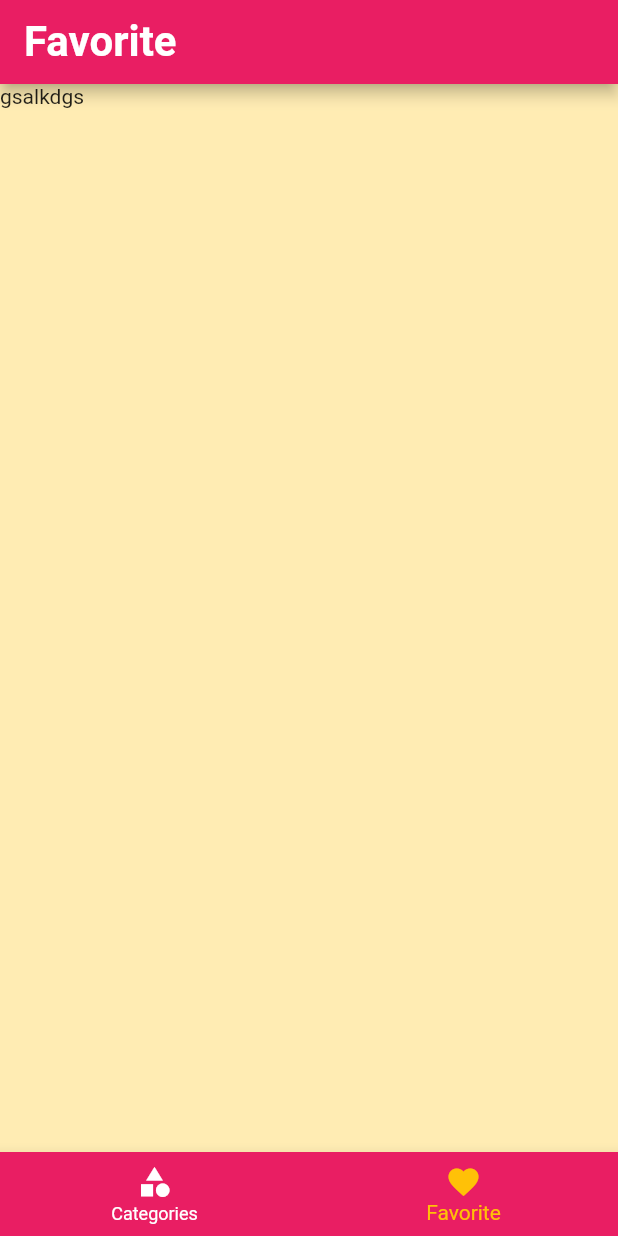
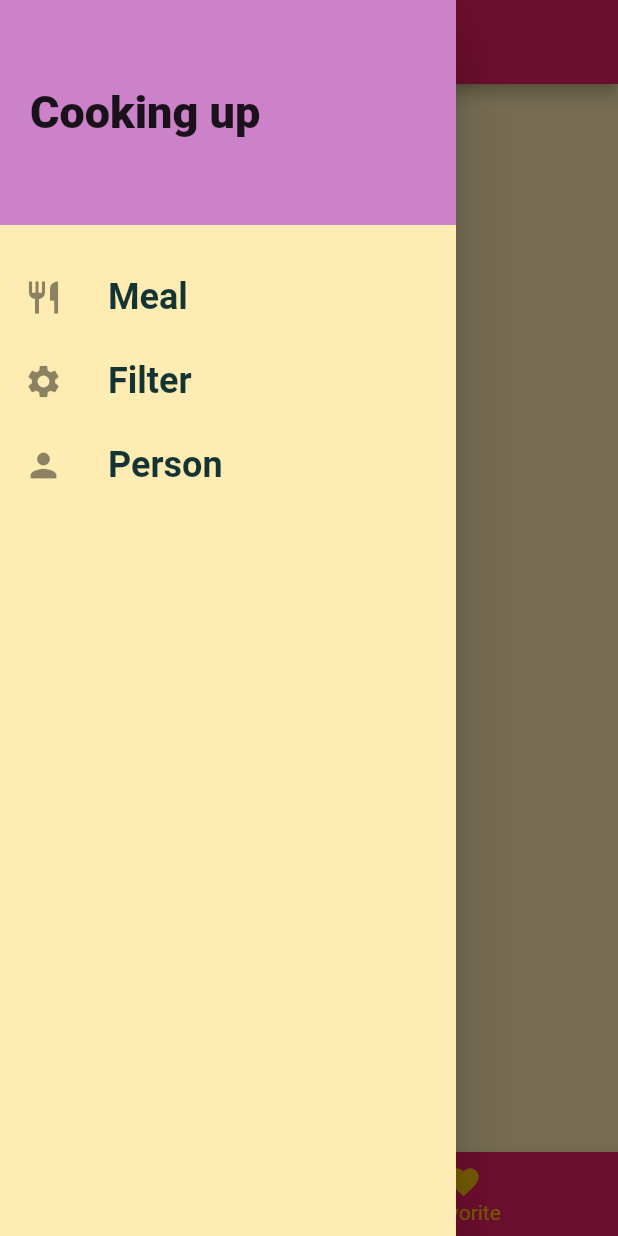
Before and after one commit to kairatkubat/udemy2, a Flutter app: the screen it shows after launch, with the side drawer open (before the commit the screen has no drawer), on a phone screen of 412 x 824 dp. Run offline on Flutter 3.47's test engine with Material 2 defaults, Android fonts, the phone set to English and light mode, and no system bars.

Commit message:
adding drawer to app

```diff
--- a/lib/screen/tab_screen.dart
+++ b/lib/screen/tab_screen.dart
@@ -1,4 +1,5 @@
 import 'package:flutter/material.dart';
+import 'package:udemy2/widgets/main_drawer.dart';
 
 import 'categories_screen.dart';
 import 'favorite_screen.dart';
@@ -26,8 +27,9 @@ class _TabScreenState extends State<TabScreen> {
   Widget build(BuildContext context) {
     return Scaffold(
      appBar: AppBar(
-      title: Text(_pages[selectedPageIndex]['title'] as String),
+      title: Text(_pages[selectedPageIndex]['title'] as String, textAlign: TextAlign.center,),
      ),
+     drawer: MainDrawer(),
       body:  _pages[selectedPageIndex]['page'] as Widget,
       bottomNavigationBar:  BottomNavigationBar(
         unselectedItemColor: Colors.white,
--- /dev/null
+++ b/lib/widgets/main_drawer.dart
@@ -0,0 +1,40 @@
+import 'package:flutter/material.dart';
+
+class MainDrawer extends StatelessWidget {
+
+  Widget buildListTile(String title, IconData icon){
+    return  ListTile(
+          leading:   Icon(icon, size: 26),
+          title:  Text(title, style: TextStyle( fontSize: 24, fontWeight: FontWeight.bold),
+          ),
+          onLongPress: () {
+
+          },
+        );
+  }
+  const MainDrawer({super.key});
+
+  @override
+  Widget build(BuildContext context) {
+    return Drawer(
+      child: Column(children: [
+        Container(
+          height: 150,
+          width: double.infinity,
+          padding: EdgeInsets.all(20),
+          color: Theme.of(context).secondaryHeaderColor,
+          alignment: Alignment.centerLeft,
+          child: const Text("Cooking up", style: TextStyle(
+            fontWeight: FontWeight.w900,
+            fontSize: 30
+          )
+          ),
+        ),
+        const SizedBox(height: 20),
+         buildListTile("Meal", Icons.restaurant),
+         buildListTile("Filter", Icons.settings),
+        buildListTile("Person", Icons.person),
+      ]),
+    ) ;
+  }
+}
```
